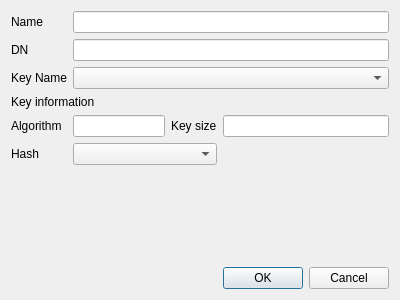
This is CAMan/make_req_dlg.ui in jykim74/CertMan as Qt 5 draws it before an edit. The edited form follows.
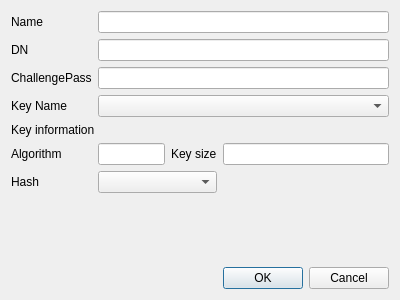
This is the edited form.

```diff
--- a/CAMan/make_req_dlg.ui
+++ b/CAMan/make_req_dlg.ui
@@ -14,73 +14,21 @@
    <string>Make requester</string>
   </property>
   <layout class="QGridLayout" name="gridLayout">
-   <item row="2" column="0">
-    <widget class="QLabel" name="label_3">
-     <property name="text">
-      <string>Key Name</string>
-     </property>
-    </widget>
-   </item>
-   <item row="1" column="0">
-    <widget class="QLabel" name="label_2">
-     <property name="text">
-      <string>DN</string>
-     </property>
-    </widget>
-   </item>
-   <item row="4" column="3">
-    <widget class="QLineEdit" name="mOptionText">
-     <property name="readOnly">
-      <bool>true</bool>
-     </property>
-    </widget>
-   </item>
    <item row="5" column="0">
-    <widget class="QLabel" name="label_5">
-     <property name="text">
-      <string>Hash</string>
-     </property>
-    </widget>
-   </item>
-   <item row="4" column="2">
-    <widget class="QLabel" name="mOptionLabel">
-     <property name="text">
-      <string>Key size</string>
-     </property>
-    </widget>
-   </item>
-   <item row="7" column="3">
-    <widget class="QDialogButtonBox" name="buttonBox">
-     <property name="orientation">
-      <enum>Qt::Horizontal</enum>
-     </property>
-     <property name="standardButtons">
-      <set>QDialogButtonBox::Cancel|QDialogButtonBox::Ok</set>
-     </property>
-    </widget>
-   </item>
-   <item row="4" column="0">
     <widget class="QLabel" name="label_6">
      <property name="text">
       <string>Algorithm</string>
      </property>
     </widget>
    </item>
-   <item row="4" column="1">
+   <item row="5" column="1">
     <widget class="QLineEdit" name="mAlgorithmText">
      <property name="readOnly">
       <bool>true</bool>
      </property>
     </widget>
    </item>
-   <item row="0" column="0">
-    <widget class="QLabel" name="label">
-     <property name="text">
-      <string>Name</string>
-     </property>
-    </widget>
-   </item>
-   <item row="6" column="0">
+   <item row="7" column="0">
     <spacer name="verticalSpacer">
      <property name="orientation">
       <enum>Qt::Vertical</enum>
@@ -93,25 +41,87 @@
      </property>
     </spacer>
    </item>
+   <item row="0" column="0">
+    <widget class="QLabel" name="label">
+     <property name="text">
+      <string>Name</string>
+     </property>
+    </widget>
+   </item>
    <item row="0" column="1" colspan="3">
     <widget class="QLineEdit" name="mNameText"/>
    </item>
-   <item row="1" column="1" colspan="3">
-    <widget class="QLineEdit" name="mDNText"/>
+   <item row="1" column="0">
+    <widget class="QLabel" name="label_2">
+     <property name="text">
+      <string>DN</string>
+     </property>
+    </widget>
    </item>
-   <item row="2" column="1" colspan="3">
+   <item row="3" column="1" colspan="3">
     <widget class="QComboBox" name="mKeyNameCombo"/>
    </item>
-   <item row="5" column="1" colspan="2">
-    <widget class="QComboBox" name="mHashCombo"/>
+   <item row="3" column="0">
+    <widget class="QLabel" name="label_3">
+     <property name="text">
+      <string>Key Name</string>
+     </property>
+    </widget>
    </item>
-   <item row="3" column="0" colspan="2">
+   <item row="6" column="0">
+    <widget class="QLabel" name="label_5">
+     <property name="text">
+      <string>Hash</string>
+     </property>
+    </widget>
+   </item>
+   <item row="4" column="0" colspan="2">
     <widget class="QLabel" name="label_4">
      <property name="text">
       <string>Key information</string>
      </property>
     </widget>
    </item>
+   <item row="5" column="3">
+    <widget class="QLineEdit" name="mOptionText">
+     <property name="readOnly">
+      <bool>true</bool>
+     </property>
+    </widget>
+   </item>
+   <item row="5" column="2">
+    <widget class="QLabel" name="mOptionLabel">
+     <property name="text">
+      <string>Key size</string>
+     </property>
+    </widget>
+   </item>
+   <item row="8" column="3">
+    <widget class="QDialogButtonBox" name="buttonBox">
+     <property name="orientation">
+      <enum>Qt::Horizontal</enum>
+     </property>
+     <property name="standardButtons">
+      <set>QDialogButtonBox::Cancel|QDialogButtonBox::Ok</set>
+     </property>
+    </widget>
+   </item>
+   <item row="1" column="1" colspan="3">
+    <widget class="QLineEdit" name="mDNText"/>
+   </item>
+   <item row="6" column="1" colspan="2">
+    <widget class="QComboBox" name="mHashCombo"/>
+   </item>
+   <item row="2" column="0">
+    <widget class="QLabel" name="label_7">
+     <property name="text">
+      <string>ChallengePass</string>
+     </property>
+    </widget>
+   </item>
+   <item row="2" column="1" colspan="3">
+    <widget class="QLineEdit" name="mChallengePassText"/>
+   </item>
   </layout>
  </widget>
  <resources/>
```
